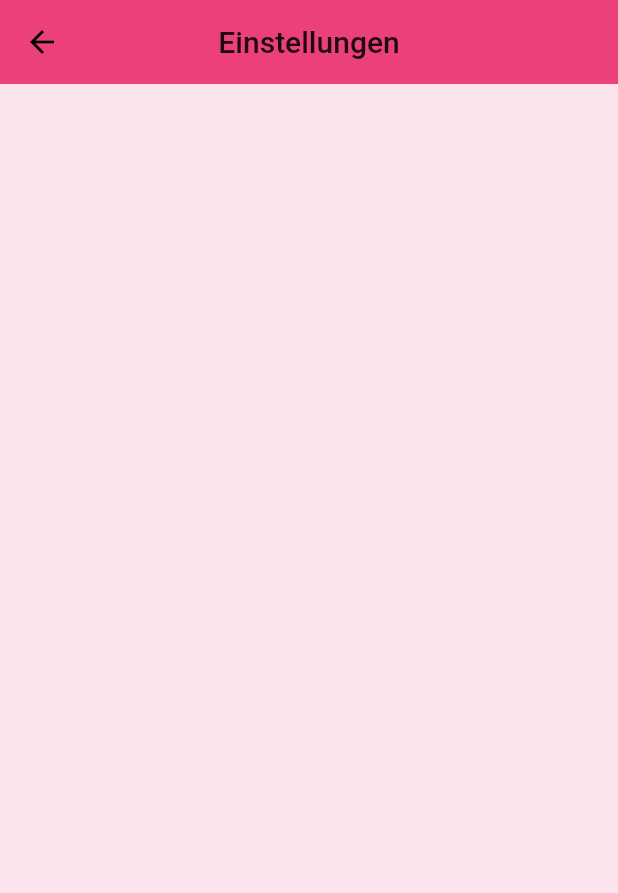
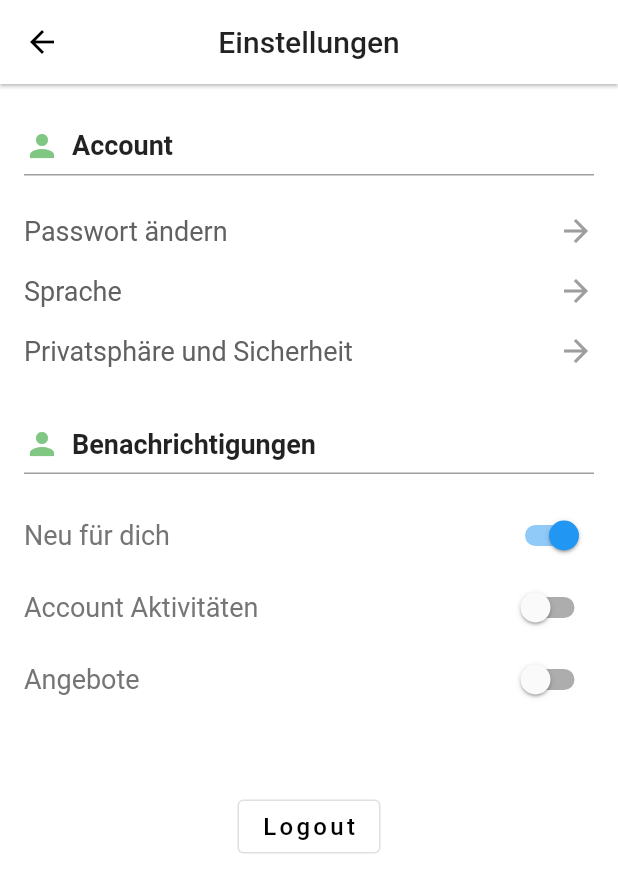
Before and after one commit to philipphoeninger/guitarapp, a Flutter app: the Settings screen opened directly, on a phone screen of 412 x 824 dp. Shown: the top 893 px of the screen. Run offline on Flutter 3.47's test engine with Material 2 defaults, Android fonts, the light colour scheme and no system bars; our stand-ins replace cloud_firestore, firebase_auth, firebase_core, flutter_spinkit; accounts and stored records are empty.

Commit message:
setup basic settings page

```diff
--- a/lib/screens/settings.dart
+++ b/lib/screens/settings.dart
@@ -1,16 +1,115 @@
+import 'package:flutter/cupertino.dart';
 import 'package:flutter/material.dart';
+import 'package:guitar_app/services/auth.dart';
 
-class Settings extends StatelessWidget {
+class Settings extends StatefulWidget {
+  @override
+  _SettingsState createState() => _SettingsState();
+}
+
+class _SettingsState extends State<Settings> {
+  final AuthService _authService = AuthService();
+
   @override
   Widget build(BuildContext context) {
     return Scaffold(
-      backgroundColor: Colors.pink[50],
       appBar: AppBar(
         title: Text('Einstellungen'),
         centerTitle: true,
-        backgroundColor: Colors.pink[400],
-        elevation: 0.0,
+        backgroundColor: Theme.of(context).scaffoldBackgroundColor,
+        elevation: 1.0,
+      ),
+      body: Container(
+        padding: EdgeInsets.only(left: 16, top: 25, right: 16),
+        child: ListView(
+          children: [
+            SizedBox(height: 4),
+            Row(
+              children: [
+                Icon(Icons.person, color: Colors.green[300]),
+                SizedBox(width: 8),
+                Text(
+                  'Account',
+                  style: TextStyle(fontWeight: FontWeight.bold, fontSize: 18),
+                ),
+              ],
+            ),
+            Divider(height: 15, thickness: 1, color: Colors.grey),
+            SizedBox(height: 10),
+            buildAccountOptionRow(context, 'Passwort ändern'),
+            buildAccountOptionRow(context, 'Sprache'),
+            buildAccountOptionRow(context, 'Privatsphäre und Sicherheit'),
+            SizedBox(height: 30),
+            Row(
+              children: [
+                Icon(Icons.person, color: Colors.green[300]),
+                SizedBox(width: 8),
+                Text(
+                  'Benachrichtigungen',
+                  style: TextStyle(fontWeight: FontWeight.bold, fontSize: 18),
+                ),
+              ],
+            ),
+            Divider(height: 15, thickness: 1, color: Colors.grey),
+            SizedBox(height: 10),
+            buildNotificationOptionRow('Neu für dich', true),
+            buildNotificationOptionRow('Account Aktivitäten', false),
+            buildNotificationOptionRow('Angebote', false),
+            SizedBox(height: 50),
+            Center(
+              child: OutlinedButton(
+                onPressed: () async {
+                  await _authService.signOut();
+                },
+                child: Text('Logout',
+                    style: TextStyle(
+                        fontSize: 16, letterSpacing: 2.2, color: Colors.black)),
+              ),
+            ),
+          ],
+        ),
       ),
     );
   }
+
+  GestureDetector buildAccountOptionRow(BuildContext context, String label) {
+    return GestureDetector(
+      onTap: () {
+        // ...
+      },
+      child: Padding(
+        padding: const EdgeInsets.symmetric(vertical: 8.0),
+        child: Row(
+          mainAxisAlignment: MainAxisAlignment.spaceBetween,
+          children: [
+            Text(
+              label,
+              style: TextStyle(
+                fontSize: 18,
+                fontWeight: FontWeight.normal,
+                color: Colors.grey[700],
+              ),
+            ),
+            Icon(Icons.arrow_forward, color: Colors.grey)
+          ],
+        ),
+      ),
+    );
+  }
+
+  Row buildNotificationOptionRow(String label, bool isActive) {
+    return Row(
+      mainAxisAlignment: MainAxisAlignment.spaceBetween,
+      children: [
+        Text(
+          label,
+          style: TextStyle(
+              fontSize: 18,
+              fontWeight: FontWeight.normal,
+              color: Colors.grey[600]),
+        ),
+        Switch(value: isActive, onChanged: (bool val) {}),
+      ],
+    );
+  }
 }
--- a/lib/services/database.dart
+++ b/lib/services/database.dart
@@ -1,5 +1,5 @@
 import 'package:cloud_firestore/cloud_firestore.dart';
-import 'package:guitar_app/screens/song.dart';
+// import 'package:guitar_app/screens/song.dart';
 
 class DatabaseService {
 
```
